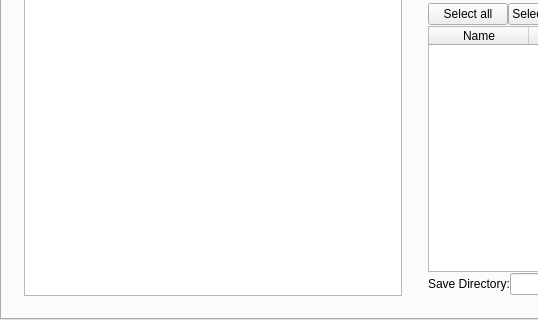
This is mainwindow.ui in frankyeh/DSI-Studio as Qt 5 draws it before an edit; both pictures show x 0 to 538 and y 438 to 758 of the 1272 by 758 pixel window. The edited form follows.
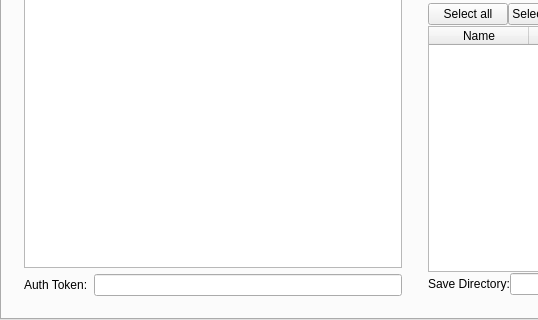
This is the edited form. Icons and pictures are not drawn.

Patch:
```diff
--- a/mainwindow.ui
+++ b/mainwindow.ui
@@ -2733,6 +2733,27 @@
               </column>
              </widget>
             </item>
+            <item>
+             <layout class="QHBoxLayout" name="horizontalLayout_7">
+              <property name="bottomMargin">
+               <number>0</number>
+              </property>
+              <item>
+               <widget class="QLabel" name="label_50">
+                <property name="text">
+                 <string>Auth Token:</string>
+                </property>
+               </widget>
+              </item>
+              <item>
+               <widget class="QLineEdit" name="github_token">
+                <property name="echoMode">
+                 <enum>QLineEdit::PasswordEchoOnEdit</enum>
+                </property>
+               </widget>
+              </item>
+             </layout>
+            </item>
            </layout>
           </widget>
           <widget class="QWidget" name="widget_10" native="true">
```
Left out of the diff: 5 changed lines with no effect on the pictures.
